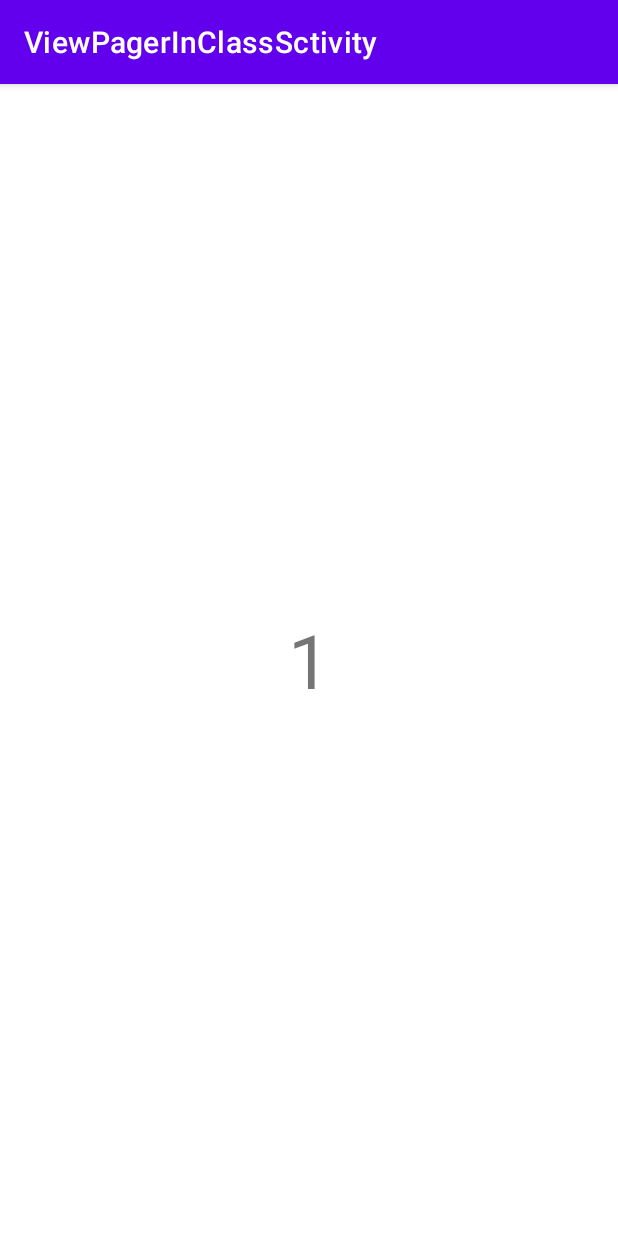
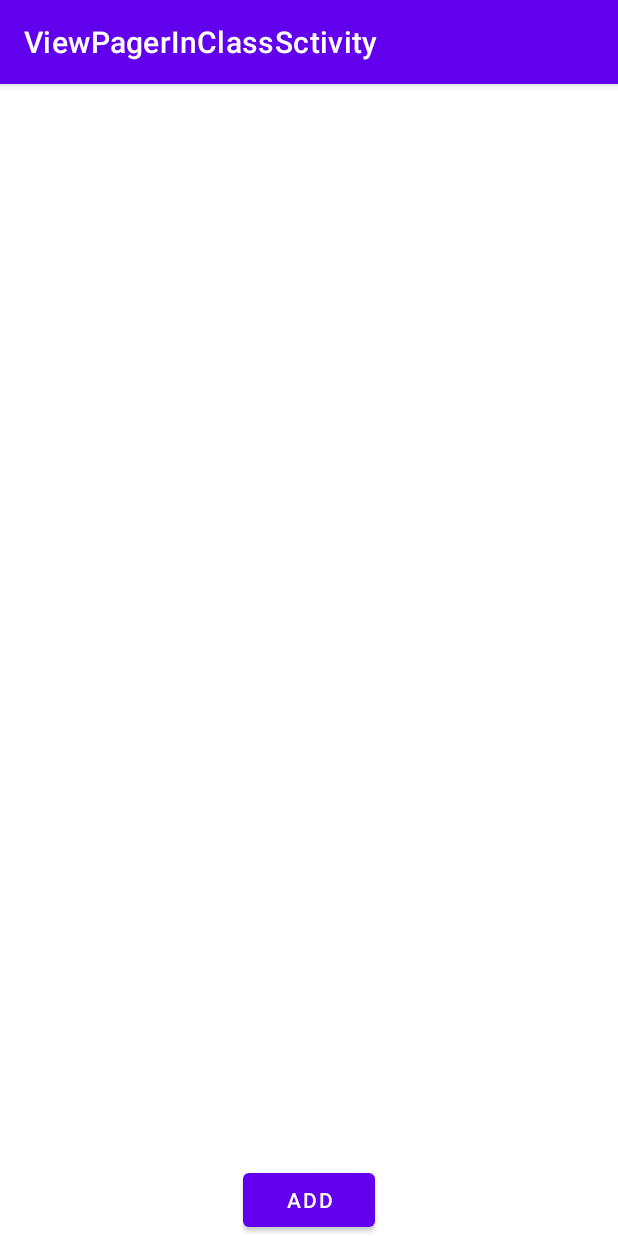
Before and after one commit to tun50126/ViewPagerInClassActivity, an Android app: the screen it shows after launch (MainActivity), on a phone screen of 412 x 824 dp. Run offline under Robolectric (Android 15) with nearby library versions, the phone set to English and light mode, and no system bars.

Commit message:
added button that adds a number with smooth scroll

```diff
--- a/app/src/main/java/edu/temple/viewpagerinclasssctivity/MainActivity.kt
+++ b/app/src/main/java/edu/temple/viewpagerinclasssctivity/MainActivity.kt
@@ -2,20 +2,37 @@ package edu.temple.viewpagerinclasssctivity
 
 import androidx.appcompat.app.AppCompatActivity
 import android.os.Bundle
+import android.widget.Button
+import androidx.viewpager.widget.ViewPager
 import androidx.viewpager2.adapter.FragmentStateAdapter
 import androidx.viewpager2.widget.ViewPager2
 
 class MainActivity : AppCompatActivity() {
 
-    val viewPager : ViewPager2 by lazy {
+    private var numberOfPages = 0
+
+    val newButton : Button by lazy {
+        findViewById(R.id.button)
+    }
+
+    private val viewPager : ViewPager2 by lazy {
         findViewById(R.id.viewPager)
     }
     override fun onCreate(savedInstanceState: Bundle?) {
         super.onCreate(savedInstanceState)
         setContentView(R.layout.activity_main)
 
+        newButton.setOnClickListener{
+            numberOfPages++
+            viewPager.adapter?.notifyItemInserted(numberOfPages - 1)
+
+            viewPager.setCurrentItem(numberOfPages - 1, true)
+        }
+
+        supportFragmentManager.findFragmentByTag("f")
+
         viewPager.adapter = object: FragmentStateAdapter(this) {
-            override fun getItemCount() = 10
+            override fun getItemCount() = numberOfPages
 
             override fun createFragment(position: Int) = TextFragment.newInstance((position + 1).toString())
         }
--- a/app/src/main/res/layout/activity_main.xml
+++ b/app/src/main/res/layout/activity_main.xml
@@ -8,10 +8,20 @@
 
     <androidx.viewpager2.widget.ViewPager2
         android:id="@+id/viewPager"
-        android:layout_width="409dp"
-        android:layout_height="729dp"
+        android:layout_width="0dp"
+        android:layout_height="0dp"
         app:layout_constraintBottom_toBottomOf="parent"
         app:layout_constraintEnd_toEndOf="parent"
+        app:layout_constraintHorizontal_bias="0.0"
         app:layout_constraintStart_toStartOf="parent"
         app:layout_constraintTop_toTopOf="parent" />
+
+    <Button
+        android:id="@+id/button"
+        android:layout_width="wrap_content"
+        android:layout_height="wrap_content"
+        android:text="add"
+        app:layout_constraintBottom_toBottomOf="@+id/viewPager"
+        app:layout_constraintEnd_toEndOf="parent"
+        app:layout_constraintStart_toStartOf="parent" />
 </androidx.constraintlayout.widget.ConstraintLayout>
```
